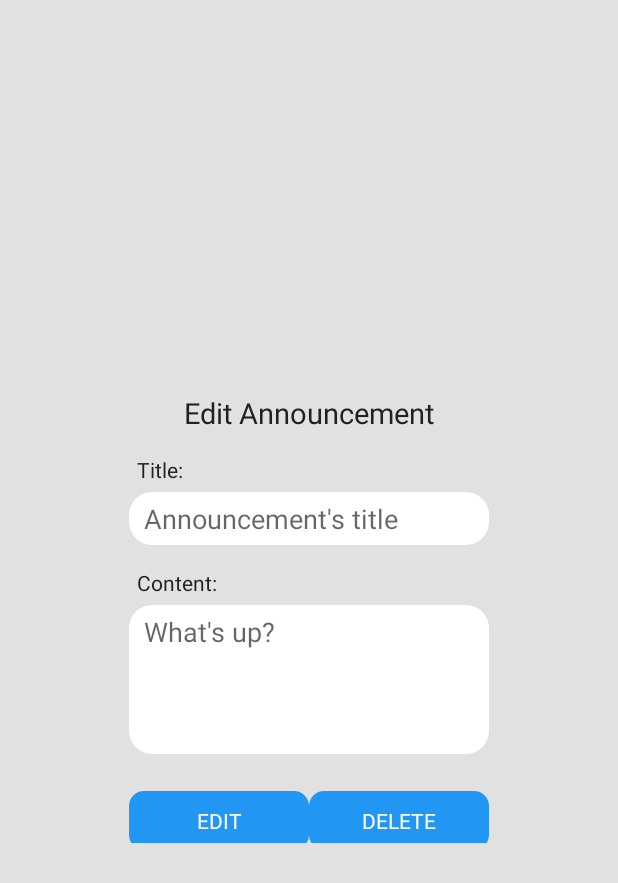
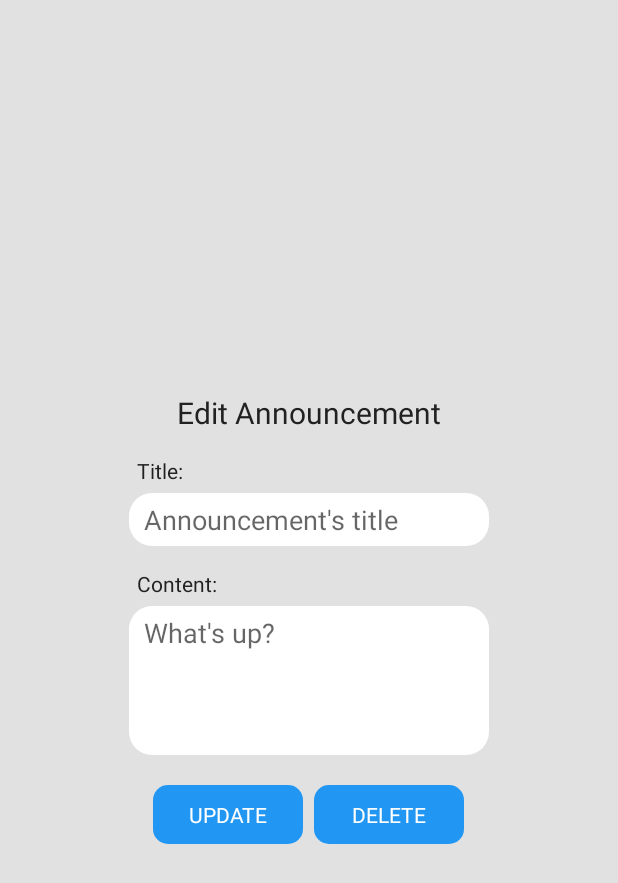
Before and after one commit to ahmedABDELFATTAH1/StudyStream, an Android app: the layout activity_edit_announcement.xml on its own in the app's theme, with its tools: preview values and no code run, on a phone screen of 412 x 824 dp. Shown: the top 883 px of the screen. Run offline under Robolectric (Android 15) with nearby library versions, the phone set to English and light mode, and no system bars.

Commit message:
Post-delivery UI Modifications

```diff
--- a/app/src/main/java/com/abdelfattah/study/data/Controller.kt
+++ b/app/src/main/java/com/abdelfattah/study/data/Controller.kt
@@ -177,7 +177,7 @@ class Controller {
         return   cursor.getString(0)
        }catch (e:Exception){}
 
-           return "You can add Bio here"
+           return "Oops! No Bio Added Yet."
    }
 
 
--- a/app/src/main/res/layout/activity_add_question.xml
+++ b/app/src/main/res/layout/activity_add_question.xml
@@ -29,7 +29,7 @@
             <EditText
                 android:id="@+id/Qaddtitle"
                 style="@style/EditTextStyle"
-                android:hint="Question's title"
+                android:hint="Question's title."
                 android:inputType="textPersonName"
                 android:maxLines="1" />
 
@@ -40,7 +40,7 @@
             <EditText
                 android:id="@+id/Qaddcontent"
                 style="@style/EditTextStyle"
-                android:hint="Enter your question here"
+                android:hint="Enter your question here."
                 android:inputType="textMultiLine"
                 android:maxLines="8"
                 android:minLines="4" />
--- a/app/src/main/res/layout/activity_edit_announcement.xml
+++ b/app/src/main/res/layout/activity_edit_announcement.xml
@@ -12,11 +12,10 @@
         android:orientation="vertical"
         android:layout_gravity="center">
 
-
         <TextView
             style="@style/LayoutTitle"
             android:text="Edit Announcement"
-            android:textSize="19sp"/>
+            android:textSize="20sp"/>
 
         <LinearLayout
             android:layout_width="wrap_content"
@@ -58,20 +57,27 @@
             <LinearLayout
                 android:layout_width="wrap_content"
                 android:layout_height="wrap_content"
-                android:orientation="horizontal">
-
+                android:orientation="horizontal"
+                android:layout_gravity="center"
+                android:layout_marginTop="10dp">
 
                 <Button
                     android:id="@+id/Edit_Announcement_Edit"
                     style="@style/Button"
                     android:onClick="UpdateAnnouncement"
-                    android:text="Edit" />
+                    android:text="Update"
+                    android:layout_width="100dp"
+                    android:layout_marginTop="0dp"
+                    android:layout_marginEnd="7dp"
+                    />
 
                 <Button
                     android:id="@+id/Edit_Announcement_Delete"
                     style="@style/Button"
                     android:onClick="DeleteAnnouncement"
-                    android:text="Delete" />
+                    android:text="Delete"
+                    android:layout_width="100dp"
+                    android:layout_marginTop="0dp"/>
             </LinearLayout>
         </LinearLayout>
     </LinearLayout>
--- a/app/src/main/res/layout/activity_the_start.xml
+++ b/app/src/main/res/layout/activity_the_start.xml
@@ -67,7 +67,7 @@
             android:id="@+id/AddCbtn"
             style="@style/ListViewButton"
             android:onClick="ADDCOURSEEVENT"
-            android:text="AddCourse" />
+            android:text="Add a Course" />
 
         <ListView
             android:id="@+id/DCourseList"
--- a/app/src/main/res/layout/answerticket.xml
+++ b/app/src/main/res/layout/answerticket.xml
@@ -19,7 +19,7 @@
             <ImageView
                 android:layout_width="50dp"
                 android:layout_height="50dp"
-                android:layout_gravity="center"
+                android:layout_margin="5dp"
                 android:src="@drawable/answer" />
 
             <LinearLayout
--- a/app/src/main/res/layout/dcourseticket.xml
+++ b/app/src/main/res/layout/dcourseticket.xml
@@ -11,7 +11,7 @@
     <ImageView
         android:layout_width="50dp"
         android:layout_height="50dp"
-        android:layout_gravity="center"
+        android:layout_margin="5dp"
         android:src="@drawable/course" />
 
     <LinearLayout
--- a/app/src/main/res/layout/questiondoctorticket.xml
+++ b/app/src/main/res/layout/questiondoctorticket.xml
@@ -19,7 +19,7 @@
             <ImageView
                 android:layout_width="50dp"
                 android:layout_height="50dp"
-                android:layout_gravity="center"
+                android:layout_margin="5dp"
                 android:src="@drawable/question" />
 
             <LinearLayout
--- a/app/src/main/res/layout/top_students_ticket.xml
+++ b/app/src/main/res/layout/top_students_ticket.xml
@@ -11,12 +11,13 @@
         android:layout_width="30dp"
         android:layout_height="40dp"
         android:layout_weight="1"
+        android:layout_gravity="center"
         app:srcCompat="@drawable/student_blue" />
 
     <LinearLayout
         android:layout_width="0dp"
         android:layout_height="wrap_content"
-        android:layout_weight="2"
+        android:layout_weight="4"
         android:orientation="vertical"
         android:layout_gravity="center">
 
@@ -38,7 +39,7 @@
     <LinearLayout
         android:layout_width="0dp"
         android:layout_height="wrap_content"
-        android:layout_weight="1"
+        android:layout_weight="2"
         android:orientation="vertical"
         android:layout_gravity="center">
 
```
Also changed, not shown: app/src/main/res/layout/activity_edit_material.xml (+10 -1 lines), app/src/main/res/layout/activity_edit_password.xml (+4 -4 lines), app/src/main/res/layout/activity_top_students.xml (+6 -2 lines), app/src/main/res/layout/announcementticket.xml (+7 -8 lines), app/src/main/res/layout/fragment_lessons.xml (+6 -5 lines), app/src/main/res/layout/materialticket.xml (+8 -7 lines).
